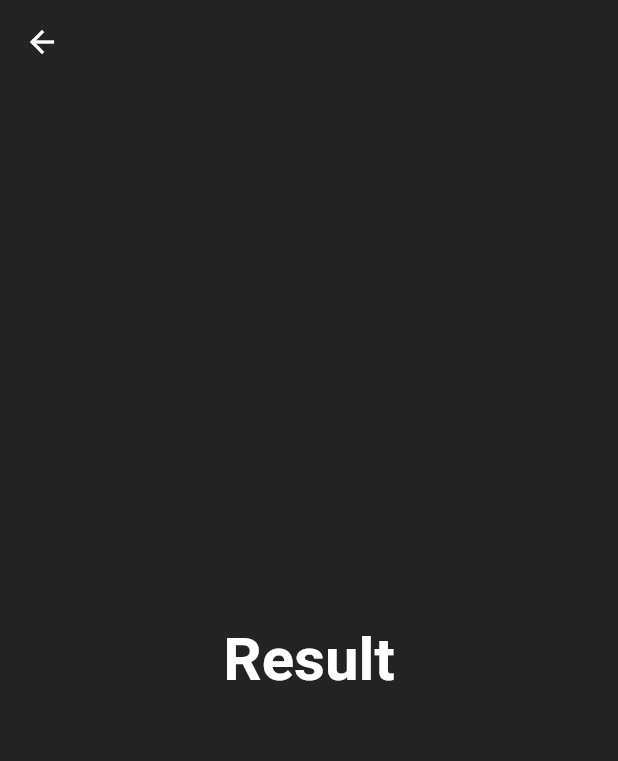
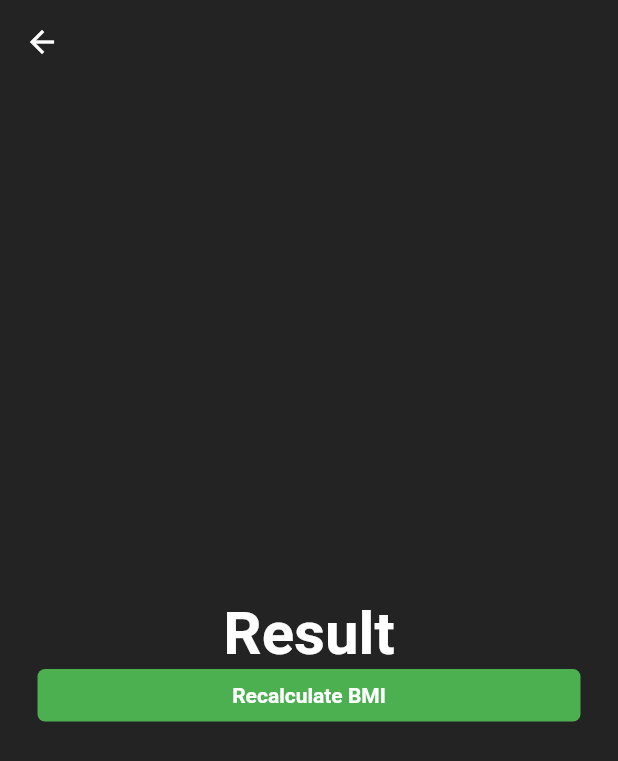
Before and after one commit to AnJasid/bmi_calculator, a Flutter app: the screen it shows after launch, after a tap on "Calculate", on a phone screen of 412 x 824 dp. Shown: the top 761 px of the screen. Run offline on Flutter 3.47's test engine with Material 2 defaults, Android fonts, the phone set to English and light mode, and no system bars.

Commit message:
Update for result_screen.dart: Custom button implemetation

```diff
--- a/lib/screens/result_screen.dart
+++ b/lib/screens/result_screen.dart
@@ -1,3 +1,4 @@
+import 'package:bmi_calculator/components/buttons.dart';
 import 'package:flutter/material.dart';
 
 class ResultScreen extends StatelessWidget {
@@ -7,17 +8,24 @@ class ResultScreen extends StatelessWidget {
   Widget build(BuildContext context) {
     return Scaffold(
       appBar: AppBar(),
-      body: const Center(
+      body: Padding(
+        padding: const EdgeInsets.symmetric(horizontal: 25),
         child: Column(
           mainAxisAlignment: MainAxisAlignment.center,
           children: [
-            Text(
+            const Text(
               'Result',
               style: TextStyle(
                   color: Colors.white,
                   fontSize: 40,
                   fontWeight: FontWeight.bold),
-            )
+            ),
+            CustomButton(
+              btnLabel: 'Recalculate BMI',
+              onTap: () {
+                Navigator.of(context).pop();
+              },
+            ),
           ],
         ),
       ),
--- a/lib/sections/height_section.dart
+++ b/lib/sections/height_section.dart
@@ -70,7 +70,7 @@ class _HeightSectionState extends State<HeightSection> {
         // units of height section
         Container(
           padding: const EdgeInsets.symmetric(horizontal: 5),
-          width: 165,
+          width: 133,
           height: 35,
           decoration: BoxDecoration(
             color: Colors.white,
@@ -92,7 +92,7 @@ class _HeightSectionState extends State<HeightSection> {
                         units,
                         style: const TextStyle(
                           fontWeight: FontWeight.bold,
-                          fontSize: 14,
+                          fontSize: 11,
                         ),
                       ),
                     ),
--- a/lib/sections/weight_section.dart
+++ b/lib/sections/weight_section.dart
@@ -67,7 +67,7 @@ class _WeightSectionState extends State<WeightSection> {
         // units of weight section
         Container(
           padding: const EdgeInsets.symmetric(horizontal: 5),
-          width: 165,
+          width: 133,
           height: 35,
           decoration: BoxDecoration(
             color: Colors.white,
@@ -89,7 +89,7 @@ class _WeightSectionState extends State<WeightSection> {
                         units,
                         style: const TextStyle(
                           fontWeight: FontWeight.bold,
-                          fontSize: 14,
+                          fontSize: 11,
                         ),
                       ),
                     ),
```
